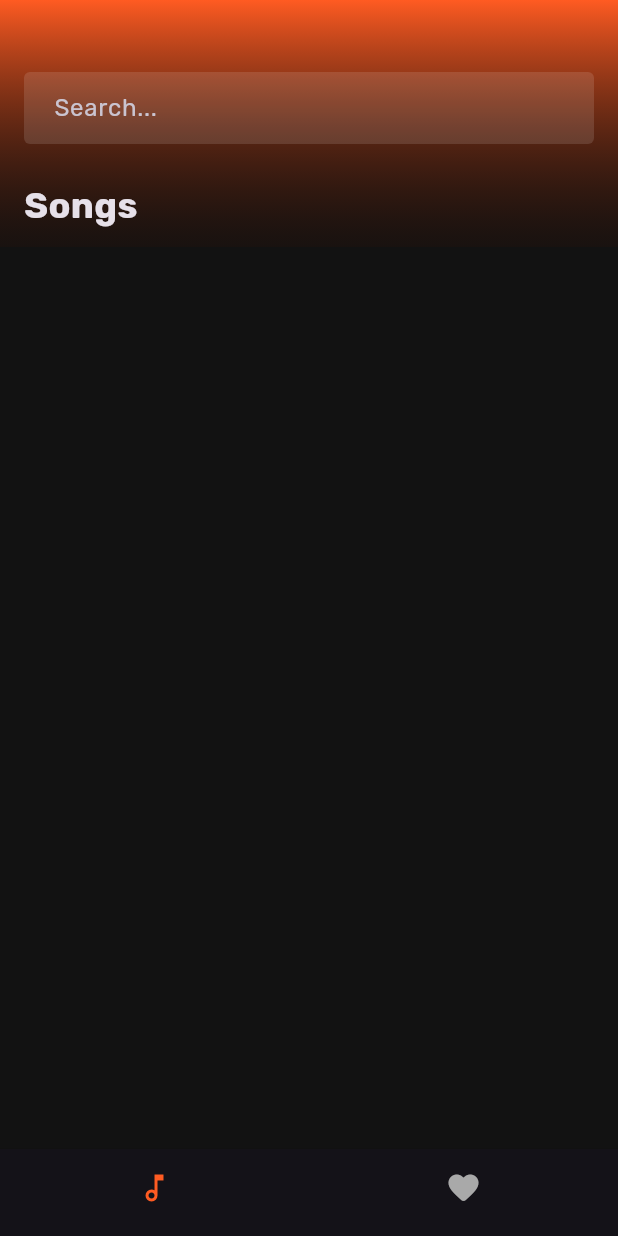
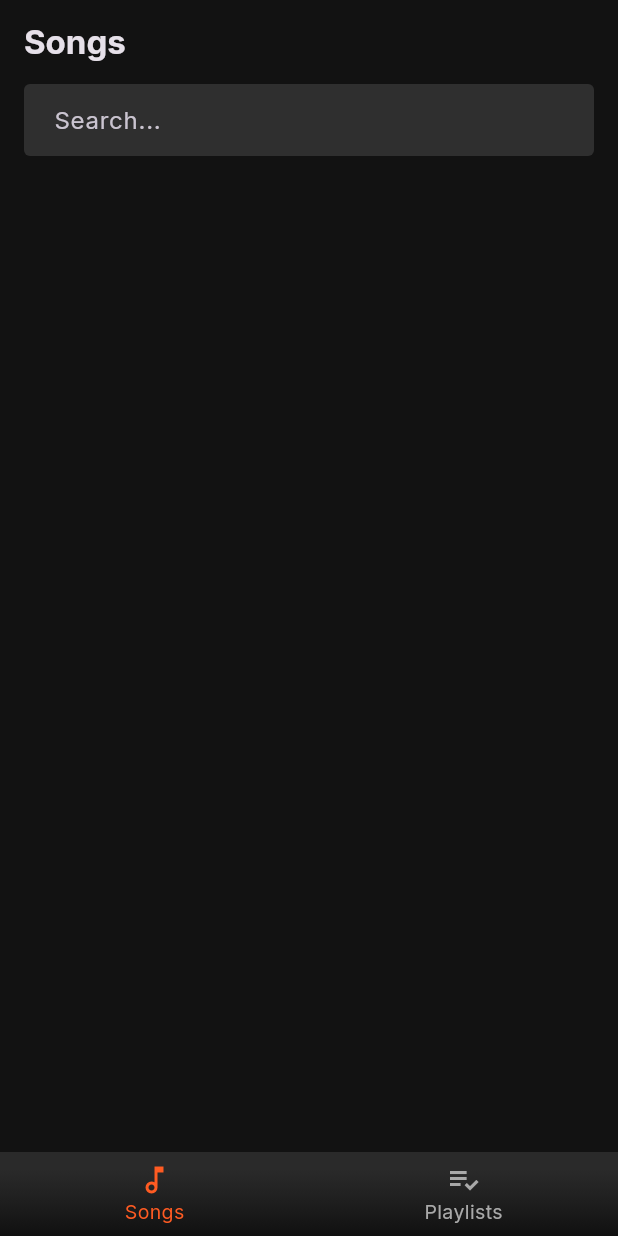
Before and after one commit to tuzkituan/orange_player, a Flutter app: the screen it shows after launch, on a phone screen of 412 x 824 dp. Run offline on Flutter 3.47's test engine with Material 3 defaults, Android fonts, the light colour scheme and no system bars; our stand-ins replace audio_video_progress_bar, google_fonts, just_audio, just_audio_background, on_audio_query; generated files the repository leaves out were written again.

Commit message:
Update UI

```diff
--- a/lib/src/app.dart
+++ b/lib/src/app.dart
@@ -20,7 +20,7 @@ class MyApp extends StatelessWidget {
     var baseTheme = ThemeData(brightness: brightness);
 
     return baseTheme.copyWith(
-        textTheme: GoogleFonts.rubikTextTheme(baseTheme.textTheme),
+        textTheme: GoogleFonts.interTextTheme(baseTheme.textTheme),
         scaffoldBackgroundColor:
             brightness == Brightness.dark ? DARK_BG : LIGHT_BG,
         appBarTheme: AppBarTheme(
--- a/lib/src/components/song_thumbnail.dart
+++ b/lib/src/components/song_thumbnail.dart
@@ -19,7 +19,7 @@ class SongThumbnail extends StatelessWidget {
   @override
   Widget build(BuildContext context) {
     double width = this.width ?? 50;
-    double borderRadius = isCircle == true ? 100 : 4;
+    double borderRadius = isCircle == true ? 100 : BORDER_RADIUS;
 
     if (currentSong == null) return const SizedBox.shrink();
 
@@ -35,8 +35,8 @@ class SongThumbnail extends StatelessWidget {
         decoration: BoxDecoration(
           borderRadius: BorderRadius.circular(borderRadius),
         ),
-        child: Image.network(
-          'https://files.readme.io/f2e91bb-portalDocs-sonosApp-defaultArtAlone.png',
+        child: Image.asset(
+          'assets/images/thumbnail.png',
           width: width - CONTAINER_PADDING * 2,
           fit: BoxFit.cover,
         ),
--- a/lib/src/components/title_bar.dart
+++ b/lib/src/components/title_bar.dart
@@ -2,28 +2,22 @@ import 'package:flutter/material.dart';
 import 'package:orange_player/src/theme/variables.dart';
 
 class TitleBar extends StatelessWidget {
-  final List<Widget>? actions;
   final String title;
-  const TitleBar({super.key, required this.title, this.actions});
+  const TitleBar({
+    super.key,
+    required this.title,
+  });
 
   @override
   Widget build(BuildContext context) {
     return Container(
       padding: const EdgeInsets.symmetric(horizontal: COMPONENT_PADDING),
-      margin: const EdgeInsets.only(bottom: COMPONENT_PADDING / 2),
-      child: Row(
-        mainAxisAlignment: MainAxisAlignment.spaceBetween,
-        crossAxisAlignment: CrossAxisAlignment.center,
-        children: [
-          Text(
-            title,
-            style: const TextStyle(
-              fontWeight: FontWeight.w700,
-              fontSize: 24,
-            ),
-          ),
-          if (actions != null) ...[const Spacer(), ...actions!]
-        ],
+      child: Text(
+        title,
+        style: const TextStyle(
+          fontWeight: FontWeight.w700,
+          fontSize: 24,
+        ),
       ),
     );
   }
--- /dev/null
+++ b/lib/src/models/playlist_model.dart
@@ -0,0 +1,9 @@
+class MyPlaylistModel {
+  final String name;
+  final String id;
+
+  List<String> songIds;
+
+  MyPlaylistModel(
+      {required this.name, required this.id, required this.songIds});
+}
--- a/lib/src/providers/player_provider.dart
+++ b/lib/src/providers/player_provider.dart
@@ -2,11 +2,18 @@ import 'package:flutter/material.dart';
 import 'package:just_audio/just_audio.dart';
 import 'package:just_audio_background/just_audio_background.dart';
 import 'package:on_audio_query/on_audio_query.dart';
+import 'package:orange_player/src/models/playlist_model.dart';
 
 class PlayerProvider with ChangeNotifier {
   final AudioPlayer audioPlayer = AudioPlayer();
   List<SongModel> songList = [];
-  List<String> favoriteIds = [];
+
+  MyPlaylistModel likedPlaylist = MyPlaylistModel(
+    name: 'Liked Songs',
+    songIds: [],
+    id: 'liked',
+  );
+
   dynamic currentSong;
   int? currentSongIndex;
 
@@ -53,9 +60,10 @@ class PlayerProvider with ChangeNotifier {
     audioPlayer.sequenceStateStream.listen((sequenceState) {
       final currentIndex = sequenceState!.currentIndex;
       currentSong = sequenceState.sequence[currentIndex].tag;
+      notifyListeners();
     });
     notifyListeners();
-    audioPlayer.play();
+    await audioPlayer.play();
   }
 
   void toggleShuffle() {
@@ -86,10 +94,10 @@ class PlayerProvider with ChangeNotifier {
   }
 
   void setFavorite({required String id}) {
-    if (favoriteIds.contains(id)) {
-      favoriteIds.remove(id);
+    if (likedPlaylist.songIds.contains(id)) {
+      likedPlaylist.songIds.remove(id);
     } else {
-      favoriteIds.add(id);
+      likedPlaylist.songIds.add(id);
     }
     notifyListeners();
   }
--- a/lib/src/theme/variables.dart
+++ b/lib/src/theme/variables.dart
@@ -1,3 +1,4 @@
 const double CONTAINER_PADDING = 24.0;
 const double COMPONENT_PADDING = 16.0;
 double PLAYER_BAR_HEIGHT = 65;
+double BORDER_RADIUS = 8;
--- a/lib/src/views/home/home.dart
+++ b/lib/src/views/home/home.dart
@@ -1,9 +1,12 @@
+import 'dart:ui';
+
 import 'package:flutter/material.dart';
 import 'package:on_audio_query/on_audio_query.dart';
 import 'package:orange_player/src/components/player_bar.dart';
 import 'package:orange_player/src/providers/player_provider.dart';
 import 'package:orange_player/src/theme/colors.dart';
 import 'package:orange_player/src/theme/variables.dart';
+import 'package:orange_player/src/views/home/playlists/playlists.dart';
 import 'package:orange_player/src/views/home/settings/settings_controller.dart';
 import 'package:orange_player/src/views/home/settings/settings.dart';
 import 'package:orange_player/src/views/home/songs/songs.dart';
@@ -64,7 +67,7 @@ class _HomeState extends State<Home> {
     String title = '';
     switch (index) {
       case 1:
-        title = 'Favorites';
+        title = 'Playlist';
         break;
       case 2:
         title = 'Settings';
@@ -86,61 +89,63 @@ class _HomeState extends State<Home> {
   @override
   Widget build(BuildContext context) {
     return Scaffold(
-      extendBodyBehindAppBar: true,
-      // appBar: AppBar(
-      //   backgroundColor: Colors.transparent,
-      //   title: renderTitle(),
-      //   surfaceTintColor: Colors.black,
-      //   // scrolledUnderElevation: 0,
-      // ),
+      extendBody: true,
       appBar: AppBar(
         backgroundColor: Colors.transparent,
-        elevation: 0,
-        toolbarHeight: 0,
+        title: renderTitle(),
+        surfaceTintColor: Colors.black,
         // scrolledUnderElevation: 0,
       ),
       body: Stack(
         children: [
           if (index == 0)
-            SafeArea(
-              top: false,
-              child: Songs(
+            Songs(
               hasPermission: _hasPermission,
               checkAndRequestPermissions: checkAndRequestPermissions,
               pullRefresh: _pullRefresh,
             ),
-            ),
-          if (index == 1)
-            SafeArea(
-              child: Container(),
-            ),
+          if (index == 1) const Playlists(),
           if (index == 2)
-            SafeArea(
-              top: false,
-              child: Settings(
+            Settings(
               controller: widget.settingsController,
-              ),
             ),
           const Positioned(
             left: COMPONENT_PADDING / 2,
             right: COMPONENT_PADDING / 2,
             bottom: COMPONENT_PADDING,
+            child: SafeArea(
               child: PlayerBar(),
+            ),
           ),
         ],
       ),
-      bottomNavigationBar: Theme(
+      bottomNavigationBar: ClipRect(
+        child: BackdropFilter(
+          filter: ImageFilter.blur(sigmaX: 20.0, sigmaY: 20.0),
+          child: Container(
+            decoration: const BoxDecoration(
+              gradient: LinearGradient(
+                colors: [Colors.black12, Colors.white10],
+                begin: Alignment.bottomCenter,
+                end: Alignment.topCenter,
+                stops: [0, 0.8],
+              ),
+            ),
+            child: Theme(
               data: Theme.of(context).copyWith(
                 splashColor: Colors.transparent,
                 highlightColor: Colors.transparent,
               ),
               child: BottomNavigationBar(
-          showSelectedLabels: false,
-          showUnselectedLabels: false,
                 currentIndex: index,
                 selectedItemColor: PRIMARY_COLOR,
+                backgroundColor: const Color(0x00FFFFFF),
+                elevation: 0,
+                type: BottomNavigationBarType.fixed,
                 unselectedItemColor: ACCENT_3,
                 enableFeedback: false,
+                selectedFontSize: 13,
+                unselectedFontSize: 13,
                 onTap: (value) {
                   setState(() {
                     index = value;
@@ -149,11 +154,11 @@ class _HomeState extends State<Home> {
                 items: const <BottomNavigationBarItem>[
                   BottomNavigationBarItem(
                     icon: Icon(Icons.music_note_outlined),
-              label: '',
+                    label: 'Songs',
                   ),
                   BottomNavigationBarItem(
-              icon: Icon(Icons.favorite_rounded),
-              label: '',
+                    icon: Icon(Icons.playlist_add_check),
+                    label: 'Playlists',
                   ),
                   // BottomNavigationBarItem(
                   //   icon: Icon(Icons.settings),
@@ -162,6 +167,9 @@ class _HomeState extends State<Home> {
                 ],
               ),
             ),
+          ),
+        ),
+      ),
     );
   }
 }
--- a/lib/src/views/home/songs/songs.dart
+++ b/lib/src/views/home/songs/songs.dart
@@ -5,6 +5,7 @@ import 'package:on_audio_query/on_audio_query.dart';
 import 'package:orange_player/src/components/search_input.dart';
 import 'package:orange_player/src/components/song_thumbnail.dart';
 import 'package:orange_player/src/components/title_bar.dart';
+import 'package:orange_player/src/models/playlist_model.dart';
 import 'package:orange_player/src/providers/player_provider.dart';
 import 'package:orange_player/src/theme/colors.dart';
 import 'package:orange_player/src/theme/variables.dart';
@@ -61,21 +62,19 @@ class _SongsState extends State<Songs> {
       builder: (_) {
         return DraggableScrollableSheet(
           expand: false,
-          initialChildSize: .25,
-          minChildSize: .25,
-          maxChildSize: .25,
+          initialChildSize: .28,
+          minChildSize: .28,
+          maxChildSize: .28,
           builder: (BuildContext context, ScrollController scrollController) {
             return Column(
               mainAxisSize: MainAxisSize.min,
               children: <Widget>[
                 ListTile(
-                  leading: Icon(
-                    isFavorite
+                  leading: Icon(isFavorite == true
                       ? Icons.favorite
-                        : Icons.favorite_border_outlined,
-                  ),
+                      : Icons.favorite_border_outlined),
                   title: Text(
-                    isFavorite ? "Remove from Favorites" : "Add to Favorites",
+                    isFavorite ? "Unlike" : "Like",
                   ),
                   onTap: () {
                     onSetFavorite(id: song!.id.toString());
@@ -84,8 +83,8 @@ class _SongsState extends State<Songs> {
                 ),
                 ListTile(
                   minVerticalPadding: 0,
-                  leading: const Icon(Icons.close),
-                  title: const Text('Delete'),
+                  leading: const Icon(Icons.add),
+                  title: const Text('Add to playlist'),
                   onTap: () {
                     Navigator.pop(context);
                   },
@@ -102,15 +101,14 @@ class _SongsState extends State<Songs> {
   Widget build(BuildContext context) {
     PlayerProvider playerProvider = Provider.of<PlayerProvider>(context);
     List<SongModel> songList = playerProvider.songList;
-    List<String> favoriteIds = playerProvider.favoriteIds;
+
+    MyPlaylistModel likedPlaylist = playerProvider.likedPlaylist;
+    List<String> favoriteIds = likedPlaylist.songIds;
+
     void Function({required String id}) onSetFavorite =
         playerProvider.setFavorite;
 
-    final currentSong = playerProvider.audioPlayer.playing
-        ? playerProvider.audioPlayer.sequenceState!.currentSource!.tag
-        : null;
-
-    double screenHeight = MediaQuery.of(context).size.height;
+    final currentSong = playerProvider.currentSong;
 
     List<SongModel> searchedSongList = songList;
     if (searchKey != null) {
@@ -120,7 +118,16 @@ class _SongsState extends State<Songs> {
           .toList();
     }
 
-    return RefreshIndicator(
+    return Container(
+      decoration: const BoxDecoration(
+          // gradient: LinearGradient(
+          //   colors: [PRIMARY_COLOR, Colors.transparent],
+          //   begin: Alignment.topCenter,
+          //   end: Alignment.bottomCenter,
+          //   stops: [0.0, 0.25],
+          // ),
+          ),
+      child: RefreshIndicator(
         onRefresh: widget.pullRefresh!,
         child: ListView(
           padding: EdgeInsets.only(
@@ -128,28 +135,10 @@ class _SongsState extends State<Songs> {
             bottom: PLAYER_BAR_HEIGHT + CONTAINER_PADDING,
           ),
           children: [
-          SizedBox(
-            height: screenHeight * 0.2,
-            child: Stack(
-              children: [
-                Positioned(
+            Padding(
+              padding: const EdgeInsets.only(
                 top: 0,
-                  right: 0,
-                  left: 0,
-                  child: Container(
-                    height: screenHeight,
-                    decoration: const BoxDecoration(
-                      gradient: LinearGradient(
-                        colors: [PRIMARY_COLOR, Colors.transparent],
-                        begin: Alignment.topCenter,
-                        end: Alignment.bottomCenter,
-                        stops: [0.0, 0.25],
               ),
-                    ),
-                  ),
-                ),
-                Padding(
-                  padding: const EdgeInsets.only(top: CONTAINER_PADDING * 2),
               child: Column(
                 children: [
                   Padding(
@@ -162,11 +151,7 @@ class _SongsState extends State<Songs> {
                     ),
                   ),
                   const SizedBox(
-                        height: CONTAINER_PADDING,
-                      ),
-                      const TitleBar(title: "Songs"),
-                    ],
-                  ),
+                    height: COMPONENT_PADDING,
                   ),
                 ],
               ),
@@ -186,9 +171,8 @@ class _SongsState extends State<Songs> {
                               searchedSongList[index].id.toString()
                           : false;
 
-                    bool isFavorite = currentSong != null
-                        ? favoriteIds.contains(currentSong.id.toString())
-                        : false;
+                      bool isFavorite = favoriteIds
+                          .contains(searchedSongList[index].id.toString());
 
                       return ListTile(
                         minVerticalPadding: 0,
@@ -225,7 +209,22 @@ class _SongsState extends State<Songs> {
                           FocusManager.instance.primaryFocus?.unfocus();
                           playerProvider.play(song: searchedSongList[index]);
                         },
-                      trailing: IconButton(
+                        trailing: Row(
+                          mainAxisSize: MainAxisSize.min,
+                          children: [
+                            // IconButton(
+                            //   iconSize: 18,
+                            //   icon: isFavorite
+                            //       ? const Icon(Icons.favorite)
+                            //       : const Icon(Icons.favorite_border_outlined),
+                            //   onPressed: () {
+                            //     playerProvider.setFavorite(
+                            //       id: searchedSongList[index].id.toString(),
+                            //     );
+                            //   },
+                            //   color: isFavorite ? PRIMARY_COLOR : null,
+                            // ),
+                            IconButton(
                               icon: const Icon(Icons.more_vert),
                               onPressed: () {
                                 displayMenu(
@@ -234,11 +233,14 @@ class _SongsState extends State<Songs> {
                                   onSetFavorite: onSetFavorite,
                                 );
                               },
+                            )
+                          ],
                         ),
                       );
                     },
                   ),
           ],
+        ),
       ),
     );
   }
```
Also changed, not shown: lib/src/components/player_bar.dart (+27 -8 lines), lib/src/views/home/playlists/playlist_item.dart (added, +53 -0 lines), lib/src/views/home/playlists/playlists.dart (added, +46 -0 lines), lib/src/views/player/player_view.dart (+26 -9 lines), assets/images/thumbnail.png (added). Lines whose indentation alone changed are shown as unchanged.
